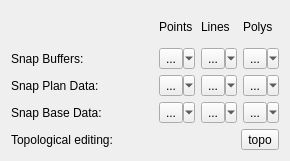
Qt form plan/edit_widget_base.ui (lparchaeology/ArkPlan) before a commit.
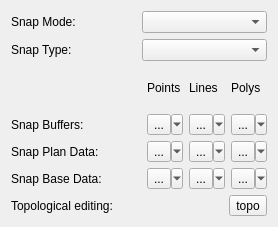
The same form after that commit. Custom widgets are drawn as their Qt base class.

Commit message:
WIP Add new snapping control widgets
Requires QGIS 2.8

What changed in the file:
```diff
--- a/plan/edit_widget_base.ui
+++ b/plan/edit_widget_base.ui
@@ -6,14 +6,38 @@
    <rect>
     <x>0</x>
     <y>0</y>
-    <width>290</width>
-    <height>161</height>
+    <width>278</width>
+    <height>227</height>
    </rect>
   </property>
   <property name="windowTitle">
    <string>Form</string>
   </property>
   <layout class="QVBoxLayout" name="verticalLayout">
+   <item>
+    <layout class="QGridLayout" name="gridLayout_2">
+     <item row="0" column="0">
+      <widget class="QLabel" name="snapModeLabel">
+       <property name="text">
+        <string>Snap Mode:</string>
+       </property>
+      </widget>
+     </item>
+     <item row="0" column="1">
+      <widget class="SnappingModeCombo" name="snapModeCombo"/>
+     </item>
+     <item row="1" column="0">
+      <widget class="QLabel" name="snapTypeLabel">
+       <property name="text">
+        <string>Snap Type:</string>
+       </property>
+      </widget>
+     </item>
+     <item row="1" column="1">
+      <widget class="SnappingTypeCombo" name="snapTypeCombo"/>
+     </item>
+    </layout>
+   </item>
    <item>
     <layout class="QGridLayout" name="gridLayout">
      <item row="2" column="1">
@@ -223,6 +247,16 @@
    <extends>QToolButton</extends>
    <header>..libarkqgis.snapping.h</header>
   </customwidget>
+  <customwidget>
+   <class>SnappingModeCombo</class>
+   <extends>QComboBox</extends>
+   <header>..libarkqgis.snapping.h</header>
+  </customwidget>
+  <customwidget>
+   <class>SnappingTypeCombo</class>
+   <extends>QComboBox</extends>
+   <header>..libarkqgis.snapping.h</header>
+  </customwidget>
  </customwidgets>
  <resources/>
  <connections/>
```
The commit also changes 1 other file.
